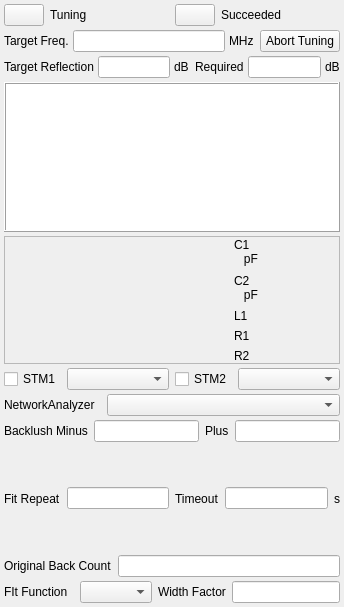
Qt form modules/nmr/autolctunerform.ui (northriv/KAME) before a commit.
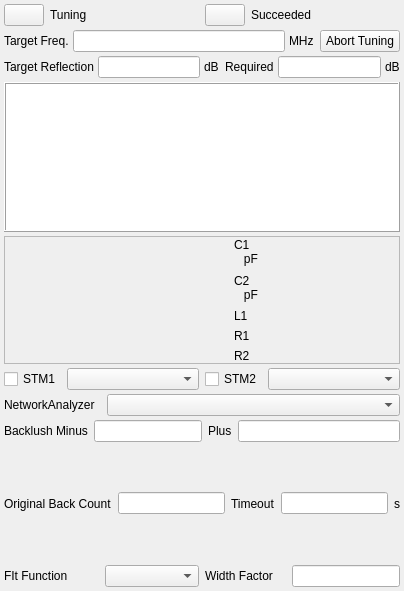
The same form after that commit. Icons and pictures are not drawn.

Commit message: remove fit repeat

Patch:
```diff
--- a/modules/nmr/autolctunerform.ui
+++ b/modules/nmr/autolctunerform.ui
@@ -6,8 +6,8 @@
    <rect>
     <x>0</x>
     <y>0</y>
-    <width>344</width>
-    <height>607</height>
+    <width>404</width>
+    <height>591</height>
    </rect>
   </property>
   <property name="windowTitle">
@@ -602,7 +602,7 @@
         <item>
          <widget class="QLabel" name="label_4">
           <property name="text">
-           <string>Fit Repeat</string>
+           <string>Original Back Count</string>
           </property>
          </widget>
         </item>
@@ -634,20 +634,6 @@
       </item>
      </layout>
     </item>
-    <item>
-     <layout class="QHBoxLayout" name="horizontalLayout_31">
-      <item>
-       <widget class="QLabel" name="label_7">
-        <property name="text">
-         <string>Original Back Count</string>
-        </property>
-       </widget>
-      </item>
-      <item>
-       <widget class="QLineEdit" name="m_edOrigBackMax"/>
-      </item>
-     </layout>
-    </item>
     <item>
      <layout class="QHBoxLayout" name="horizontalLayout_14">
       <item>
```
Left out of the diff: 2 changed lines with no effect on the pictures. The commit also changes 2 other files.
